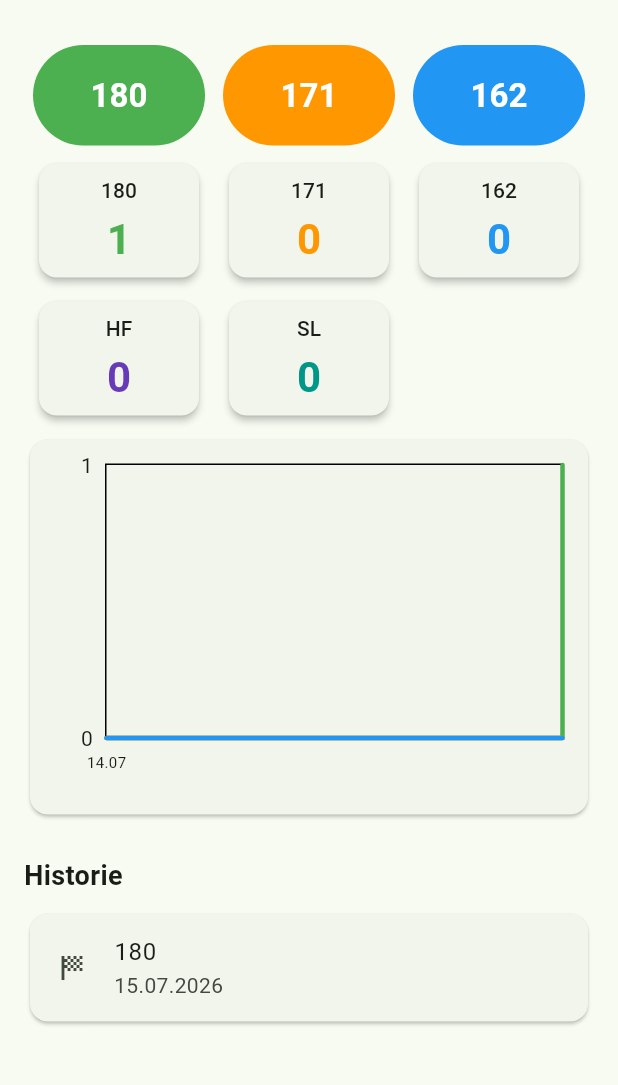
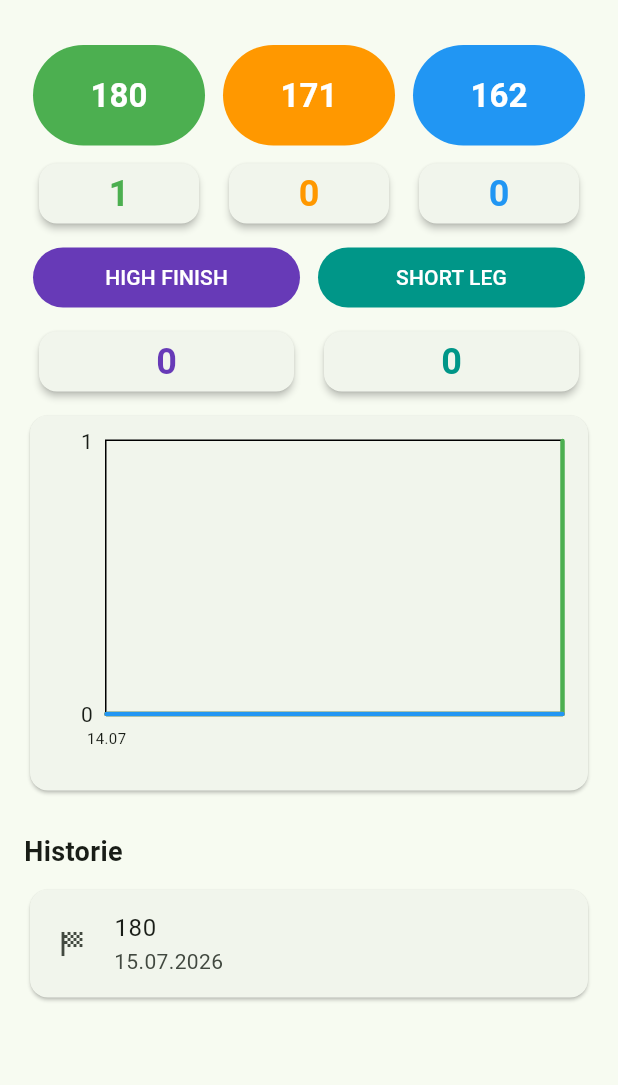
Before and after one commit to mammut1919/dart_tracker, a Flutter app: the screen it shows after launch, after a tap on "180", on a phone screen of 412 x 824 dp, the part 63-1148 px from its top. Run offline on Flutter 3.47's test engine with Material 3 defaults, Android fonts, the phone set to English and light mode, and no system bars; drawn by our look-alikes of fl_chart; our stand-ins replace drift, file_picker, shared_preferences; accounts and stored records are empty; generated files the repository leaves out were written again.

Commit message:
Adding High Finish and Short Leg to Home Page

```diff
--- a/lib/home_page.dart
+++ b/lib/home_page.dart
@@ -361,7 +361,7 @@ class _HomePageState extends State<HomePage> {
         padding: const EdgeInsets.all(16),
         child: Column(
           children: [
-            // buttons
+            // score buttons
             Row(
               children: defaultScores.map((definition) {
                 return Expanded(
@@ -382,7 +382,7 @@ class _HomePageState extends State<HomePage> {
               }).toList(),
             ),
             const SizedBox(height: 8),
-            // score summary cards scores
+            // score summary cards
             Row(
               children: defaultScores.map((definition) {
                 final rawCount = switch (definition.score) {
@@ -406,7 +406,44 @@ class _HomePageState extends State<HomePage> {
               }).toList(),
             ),
             const SizedBox(height: 8),
-            // score summary cards other
+            // other buttons
+            Row(
+              children: [
+
+                Expanded(
+                  child: Padding(
+                    padding: const EdgeInsets.symmetric(horizontal: 6),
+                    child: FilledButton(
+                      style: FilledButton.styleFrom(
+                        backgroundColor: Colors.deepPurple,
+                      ),
+                      onPressed: () {
+                        // kommt später
+                      },
+                      child: const Text('HIGH FINISH'),
+                    ),
+                  ),
+                ),
+
+                Expanded(
+                  child: Padding(
+                    padding: const EdgeInsets.symmetric(horizontal: 6),
+                    child: FilledButton(
+                      style: FilledButton.styleFrom(
+                        backgroundColor: Colors.teal,
+                      ),
+                      onPressed: () {
+                        // kommt später
+                      },
+                      child: const Text('SHORT LEG'),
+                    ),
+                  ),
+                ),
+
+              ],
+            ),
+            const SizedBox(height: 8),
+            // other summary cards
             Row(
               children: [
                 Expanded(
@@ -429,7 +466,6 @@ class _HomePageState extends State<HomePage> {
                     ),
                   ),
                 ),
-                const Spacer(),
               ],
             ),
             const SizedBox(height: 8),
--- a/lib/models/entry_type.dart
+++ b/lib/models/entry_type.dart
@@ -9,10 +9,10 @@ enum EntryType {
         return '$value';
 
       case EntryType.highFinish:
-        return 'HF $value';
+        return 'High Finish: $value';
 
       case EntryType.shortLeg:
-        return 'SL $value';
+        return 'Short Leg: $value darts';
     }
   }
 }
--- a/lib/widgets/entry_summary_card.dart
+++ b/lib/widgets/entry_summary_card.dart
@@ -18,22 +18,17 @@ class EntrySummaryCard extends StatelessWidget {
       elevation: 2,
       child: Padding(
         padding: const EdgeInsets.symmetric(
-          vertical: 8,
+          vertical: 4,
           horizontal: 8,
         ),
         child: Column(
           children: [
             Text(
-              label,
-              style: Theme.of(context).textTheme.labelLarge,
-            ),
-            const SizedBox(height: 4),
-            Text(
-              '$count',
-              style: Theme.of(context).textTheme.headlineMedium?.copyWith(
-                    fontWeight: FontWeight.bold,
-                    color: color,
-                  ),
+            '$count',
+            style: Theme.of(context).textTheme.headlineSmall?.copyWith(
+                fontWeight: FontWeight.bold,
+                color: color,
+              ),
             ),
           ],
         ),
```
